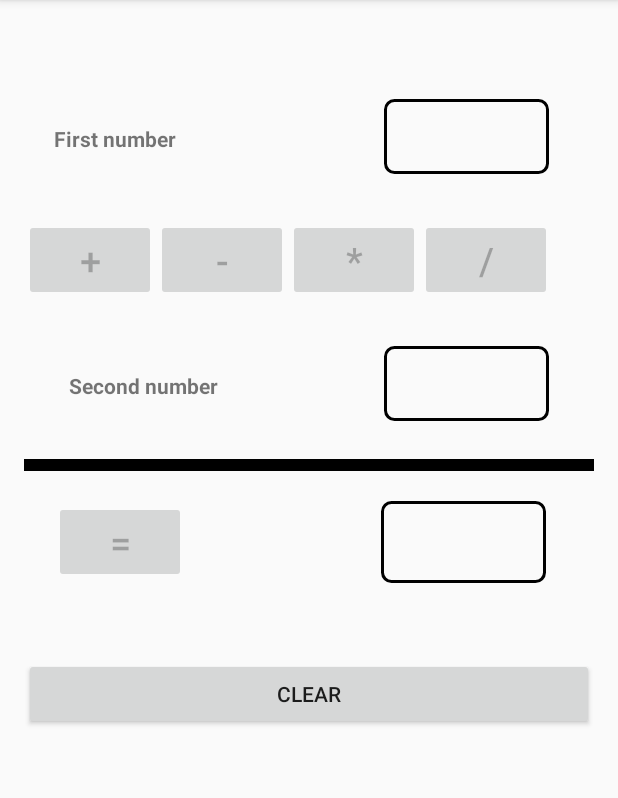
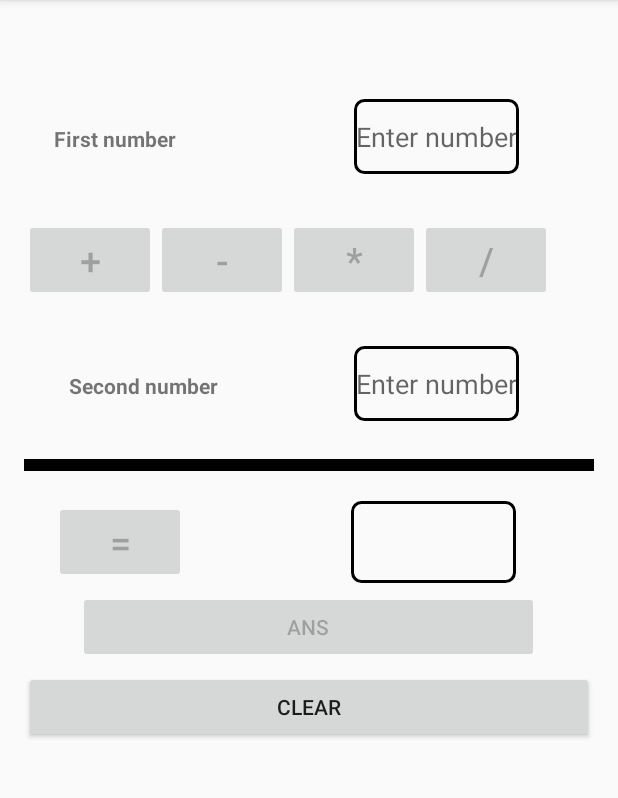
Before and after one commit to amitkamhi/Ex3, an Android app: the screen it shows after launch (MainActivity), after a tap on "CLEAR", on a phone screen of 412 x 824 dp, the part 84-882 px from its top. Run offline under Robolectric (Android 15) with nearby library versions, the phone set to English and light mode, and no system bars.

Commit message:
add button

```diff
--- a/app/src/main/java/com/example/adrian_2/ex3/MainActivity.java
+++ b/app/src/main/java/com/example/adrian_2/ex3/MainActivity.java
@@ -25,21 +25,29 @@ public class MainActivity extends AppCompatActivity implements TextWatcher{
 
         EditText first = (EditText) findViewById(R.id.enterFirst);
         first.addTextChangedListener(this);
-    }
 
-    public void reset(View view){
+        Button clear = (Button) findViewById(R.id.buttonClear);
+        clear.setOnClickListener(new MyListener());
+
+        Button ans = (Button)findViewById(R.id.buttonAns);
+        ans.setOnClickListener(new View.OnClickListener() {
+            @Override
+            public void onClick(View v) {
+                EditText number1 = (EditText) findViewById(R.id.enterFirst);
+                String result = Double.toString(res);
                 res = 0;
-        first = 0;
                 second = 0;
                 operator = '\u0000';
 
                 EditText first = (EditText) findViewById(R.id.enterFirst);
-        first.setText(null);
+                first.setText(result);
                 EditText second = (EditText) findViewById(R.id.enterSecond);
                 second.setText(null);
-        changeButtonState(false);
+                findViewById(R.id.buttonAns).setEnabled(false);
                 TextView myTextView = (TextView) findViewById(R.id.answer);
                 myTextView.setText(null);
+            }
+        });
     }
 
 
@@ -60,6 +68,7 @@ public class MainActivity extends AppCompatActivity implements TextWatcher{
     }
 
     public void result(View view){
+        findViewById(R.id.buttonAns).setEnabled(true);
         EditText num1 = (EditText) findViewById(R.id.enterFirst);
         String num = num1.getText().toString();
         Log.d("myTag", "num=" + num);
@@ -109,7 +118,6 @@ public class MainActivity extends AppCompatActivity implements TextWatcher{
       //  Log.d("myTag", "res=" + res);
     }
 
-
     @Override
     public void beforeTextChanged(CharSequence s, int start, int count, int after) {
 
@@ -133,4 +141,23 @@ public class MainActivity extends AppCompatActivity implements TextWatcher{
         findViewById(R.id.buttonDivisin).setEnabled(newState);
         findViewById(R.id.buttonAnswer).setEnabled(newState);
     }
+
+    private class MyListener implements View.OnClickListener{
+        @Override
+        public void onClick(View v) {
+            res = 0;
+            first = 0;
+            second = 0;
+            operator = '\u0000';
+
+            EditText first = (EditText) findViewById(R.id.enterFirst);
+            first.setText(null);
+            EditText second = (EditText) findViewById(R.id.enterSecond);
+            second.setText(null);
+            changeButtonState(false);
+            findViewById(R.id.buttonAns).setEnabled(false);
+            TextView myTextView = (TextView) findViewById(R.id.answer);
+            myTextView.setText(null);
         }
+    }
+}
--- a/app/src/main/res/layout/activity_main.xml
+++ b/app/src/main/res/layout/activity_main.xml
@@ -15,12 +15,13 @@
         android:layout_width="match_parent"
         android:layout_height="match_parent"
         android:weightSum="1"
+        android:layout_alignParentTop="true"
         android:layout_alignParentStart="true">
 
         <LinearLayout
             android:orientation="horizontal"
             android:layout_width="wrap_content"
-            android:layout_height="wrap_content"
+            android:layout_height="50dp"
             android:layout_marginTop="50dp">
 
             <TextView
@@ -37,10 +38,17 @@
                 android:inputType="number"
                 android:ems="10"
                 android:id="@+id/enterFirst"
-                android:layout_marginLeft="110dp"
+                android:layout_marginLeft="90dp"
                 android:background="@drawable/border"
-                android:textAlignment="center">
-            </EditText>
+                android:textAlignment="center"
+                android:hint="Enter number" />
+
+
+            TextView
+                android:layout_width="wrap_content"
+                android:layout_height="wrap_content"
+                android:text="New Text"
+                android:id="@+id/textView" />
 
         </LinearLayout>
 
@@ -57,7 +65,8 @@
                 android:layout_height="wrap_content"
                 android:id="@+id/buttonAdd"
                 android:layout_weight="1"
-                android:onClick="pressAdd"/>
+                android:onClick="pressAdd"
+                android:enabled="false"/>
 
             <Button
                 android:text="-"
@@ -66,7 +75,8 @@
                 android:layout_height="wrap_content"
                 android:id="@+id/buttonMinus"
                 android:layout_weight="1"
-                android:onClick="pressMinus"/>
+                android:onClick="pressMinus"
+                android:enabled="false"/>
 
             <Button
                 android:text="*"
@@ -75,7 +85,8 @@
                 android:layout_height="wrap_content"
                 android:id="@+id/buttonMulti"
                 android:layout_weight="1"
-                android:onClick="pressMulti"/>
+                android:onClick="pressMulti"
+                android:enabled="false"/>
 
             <Button
                 android:text="/"
@@ -84,7 +95,8 @@
                 android:layout_height="wrap_content"
                 android:id="@+id/buttonDivisin"
                 android:layout_weight="1"
-                android:onClick="pressDivision"/>
+                android:onClick="pressDivision"
+                android:enabled="false"/>
         </LinearLayout>
 
         <LinearLayout
@@ -109,9 +121,10 @@
                 android:ems="10"
                 android:id="@+id/enterSecond"
                 android:layout_weight="1"
-                android:layout_marginLeft="60dp"
+                android:layout_marginLeft="40dp"
                 android:background="@drawable/border"
-                android:textAlignment="center"/>
+                android:textAlignment="center"
+                android:hint="Enter number" />
 
         </LinearLayout>
 
@@ -135,29 +148,38 @@
                 android:layout_height="wrap_content"
                 android:id="@+id/buttonAnswer"
                 android:layout_marginLeft="20dp"
-                android:onClick="result"/>
+                android:onClick="result"
+                android:enabled="false"/>
 
             <TextView
                 android:layout_width="110dp"
                 android:layout_height="match_parent"
                 android:id="@+id/answer"
-                android:layout_marginLeft="130dp"
+                android:layout_marginLeft="110dp"
                 android:background="@drawable/border"
                 android:textSize="30sp"
                 android:textStyle="bold"
                 android:textColor="@android:color/black"
                 android:textAlignment="center"
-                android:freezesText="true"/>
+                android:freezesText="true" />
 
         </LinearLayout>
+
+        <Button
+            android:layout_width="307dp"
+            android:layout_height="wrap_content"
+            android:text="@string/ans"
+            android:id="@+id/buttonAns"
+            android:layout_gravity="center_horizontal"
+            android:layout_marginTop="5dp"
+            android:enabled="false"/>
 
         <Button
             android:text="@string/clear"
             android:layout_width="match_parent"
             android:layout_height="wrap_content"
-            android:id="@+id/rest"
-            android:onClick="reset"
-            android:layout_marginTop="50dp"/>
+            android:id="@+id/buttonClear"
+            android:layout_marginTop="5dp"/>
 
     </LinearLayout>
 </RelativeLayout>
--- a/app/src/main/res/values/strings.xml
+++ b/app/src/main/res/values/strings.xml
@@ -6,4 +6,5 @@
     <string name="emptyNumber2">Please enter the second number</string>
     <string name="noOp">Please select an operator</string>
     <string name="clear">Clear</string>
+    <string name="ans">Ans</string>
 </resources>
```
Lines whose indentation alone changed are shown as unchanged.
